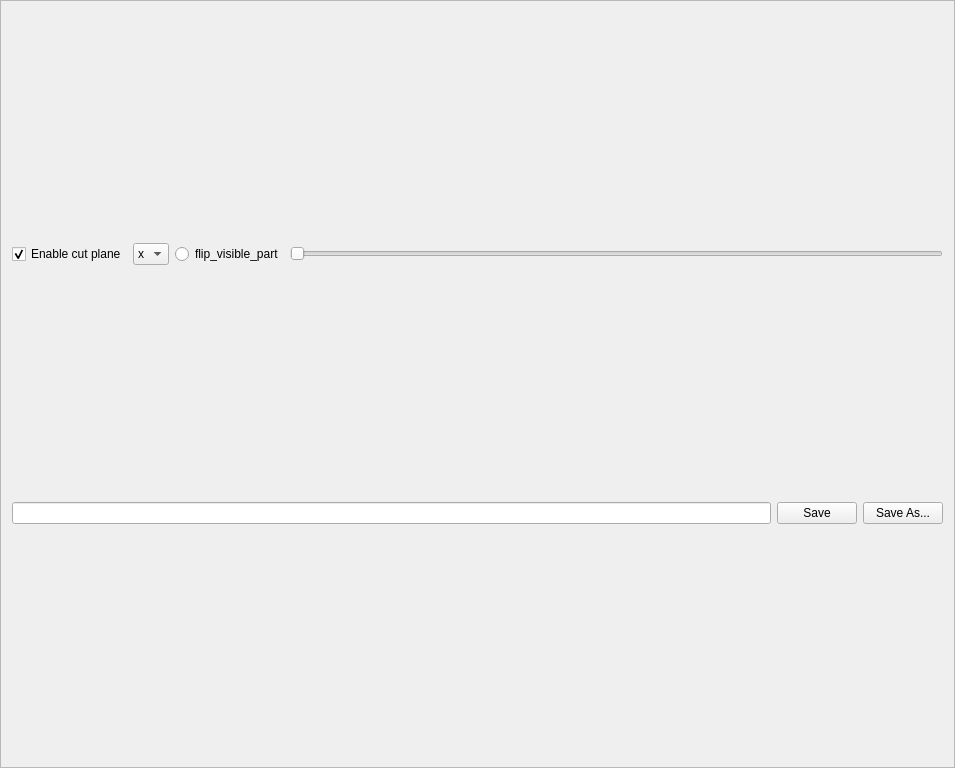
Old version of the form GraphicsFrame.ui in the repository maciekswat/ram_plots.
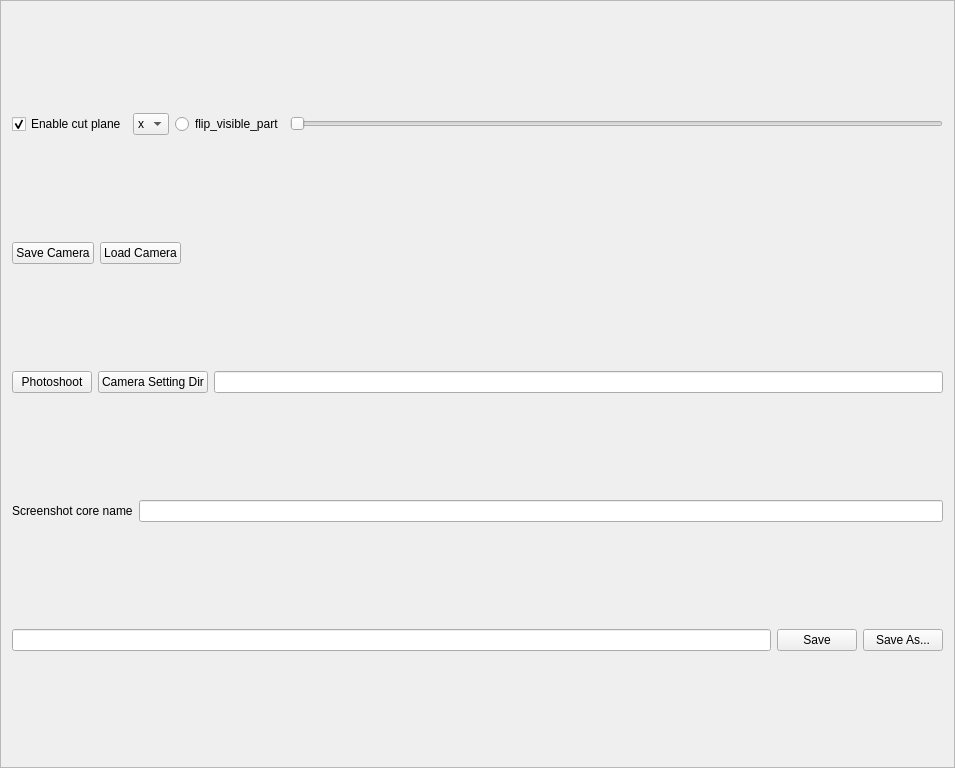
New version of the form.

Diff of the .ui file:
```diff
--- a/GraphicsFrame.ui
+++ b/GraphicsFrame.ui
@@ -70,6 +70,72 @@
      </item>
     </layout>
    </item>
+   <item>
+    <layout class="QHBoxLayout" name="horizontalLayout_3">
+     <item>
+      <widget class="QPushButton" name="save_camera_PB">
+       <property name="text">
+        <string>Save Camera</string>
+       </property>
+      </widget>
+     </item>
+     <item>
+      <widget class="QPushButton" name="load_camera_PB">
+       <property name="text">
+        <string>Load Camera</string>
+       </property>
+      </widget>
+     </item>
+     <item>
+      <spacer name="horizontalSpacer">
+       <property name="orientation">
+        <enum>Qt::Horizontal</enum>
+       </property>
+       <property name="sizeHint" stdset="0">
+        <size>
+         <width>40</width>
+         <height>20</height>
+        </size>
+       </property>
+      </spacer>
+     </item>
+    </layout>
+   </item>
+   <item>
+    <layout class="QHBoxLayout" name="horizontalLayout_4">
+     <item>
+      <widget class="QPushButton" name="photoshoot_PB">
+       <property name="text">
+        <string>Photoshoot</string>
+       </property>
+      </widget>
+     </item>
+     <item>
+      <widget class="QPushButton" name="camera_setting_dir_PB">
+       <property name="text">
+        <string>Camera Setting Dir</string>
+       </property>
+      </widget>
+     </item>
+     <item>
+      <widget class="QLineEdit" name="camera_setting_LE"/>
+     </item>
+    </layout>
+   </item>
+   <item>
+    <layout class="QHBoxLayout" name="horizontalLayout_5">
+     <item>
+      <widget class="QLabel" name="label">
+       <property name="text">
+        <string>Screenshot core name</string>
+       </property>
+      </widget>
+     </item>
+     <item>
+      <widget class="QLineEdit" name="screenshot_core_name_LE"/>
+     </item>
+    </layout>
+   </item>
    <item>
     <layout class="QHBoxLayout" name="horizontalLayout">
      <item>
```
